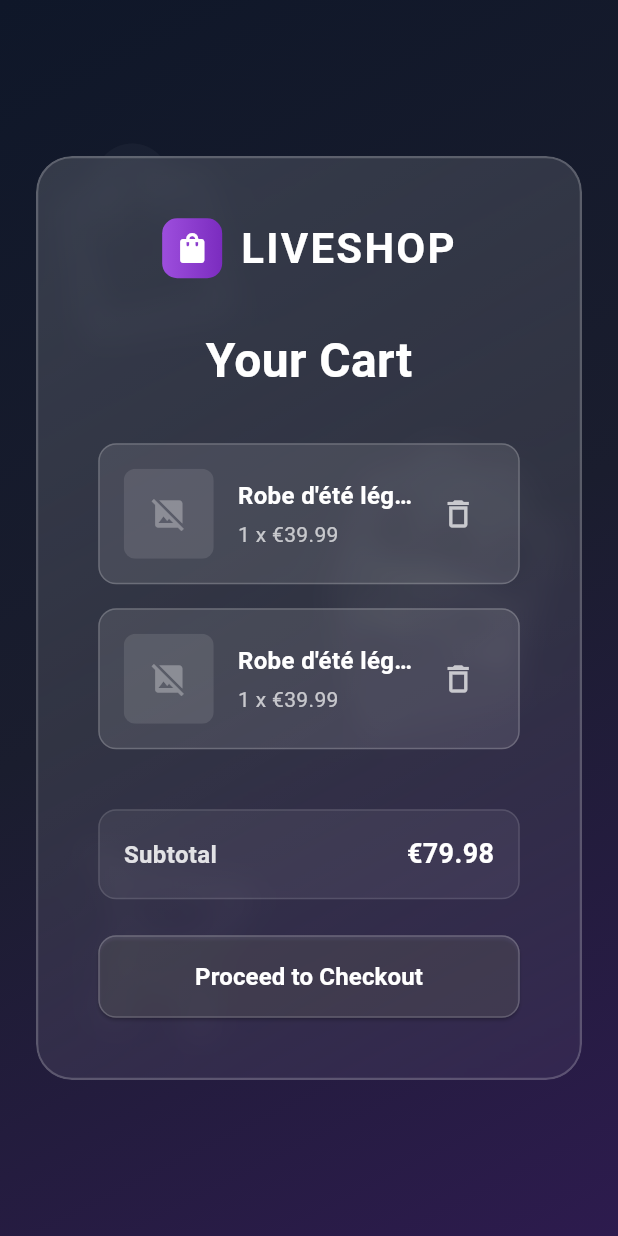
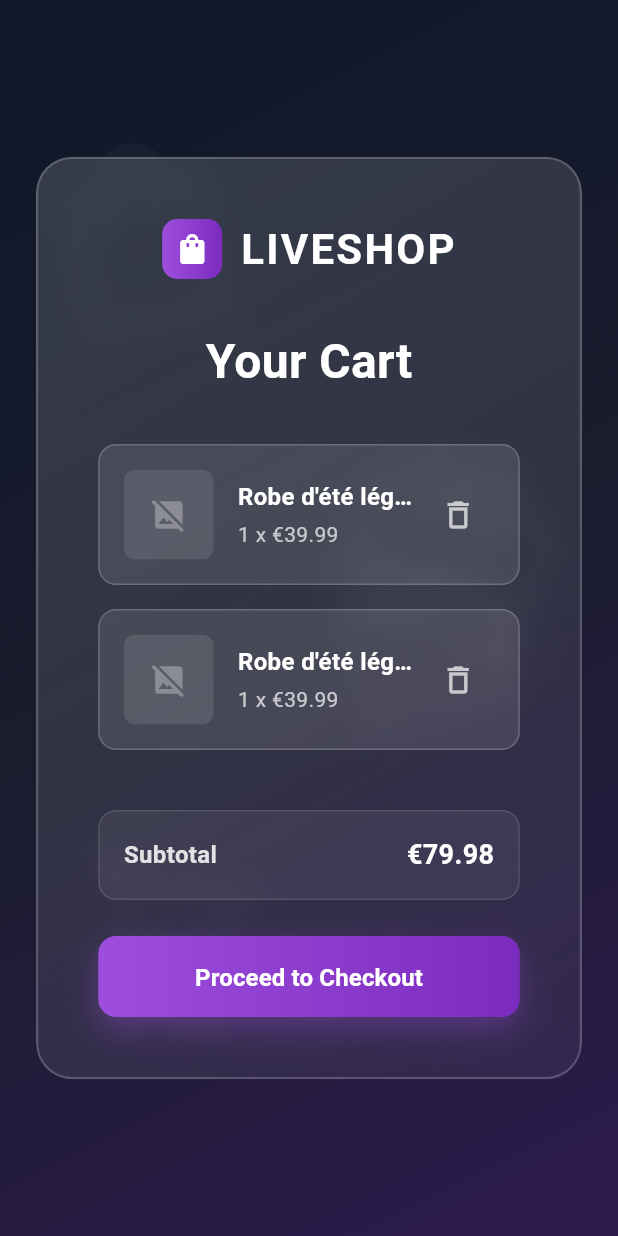
Before and after one commit to Poseidon1402/test-flutter, a Flutter app: the CartScreen screen opened by its route, on a phone screen of 412 x 824 dp. Run offline on Flutter 3.47's test engine with Material 3 defaults, Android fonts, the phone set to English and light mode, and no system bars; our stand-ins replace bloc, equatable, flutter_bloc, go_router, socket_io_client, video_player; accounts and stored records are empty; network calls fail.

Commit message:
feat(checkout): enhance button styling and layout for better user experience

```diff
--- a/lib/screens/cart/components/checkout_button.dart
+++ b/lib/screens/cart/components/checkout_button.dart
@@ -8,21 +8,41 @@ class _CheckoutButton extends StatelessWidget {
 
   @override
   Widget build(BuildContext context) {
-    return SizedBox(
+    final gradient = const LinearGradient(
+      colors: [Color(0xFF9D4EDD), Color(0xFF7B2CBF)],
+    );
+
+    return Container(
       width: double.infinity,
+      height: 54,
+      decoration: BoxDecoration(
+        gradient: enabled ? gradient : null,
+        color: enabled ? null : Colors.white.withOpacity(0.06),
+        borderRadius: BorderRadius.circular(12),
+        boxShadow: enabled
+            ? [
+                BoxShadow(
+                  color: const Color(0xFF9D4EDD).withOpacity(0.35),
+                  blurRadius: 18,
+                  offset: const Offset(0, 8),
+                ),
+              ]
+            : null,
+        border: enabled
+            ? null
+            : Border.all(color: Colors.white.withOpacity(0.18), width: 1),
+      ),
       child: ElevatedButton(
+        onPressed: enabled ? onPressed : null,
         style: ElevatedButton.styleFrom(
-          backgroundColor: enabled
-              ? Colors.white.withOpacity(0.12)
-              : Colors.white.withOpacity(0.06),
+          backgroundColor: Colors.transparent,
+          shadowColor: Colors.transparent,
           foregroundColor: Colors.white,
-          padding: const EdgeInsets.symmetric(vertical: 16),
           shape: RoundedRectangleBorder(
             borderRadius: BorderRadius.circular(12),
-            side: BorderSide(color: Colors.white.withOpacity(0.18), width: 1),
           ),
+          padding: const EdgeInsets.symmetric(vertical: 16),
         ),
-        onPressed: enabled ? onPressed : null,
         child: const Text(
           'Proceed to Checkout',
           style: TextStyle(fontSize: 16, fontWeight: FontWeight.w600),
```
